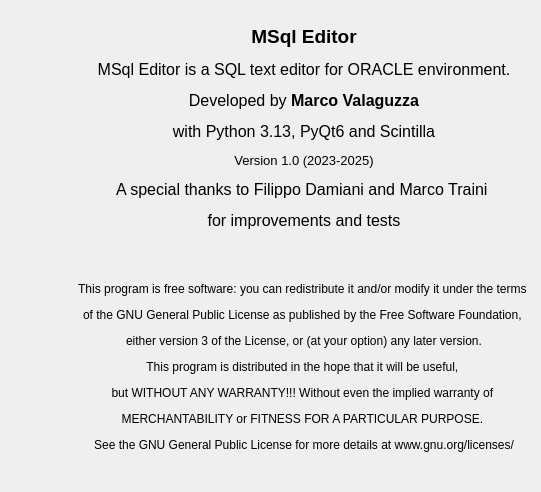
The window that source/qtdesigner/program_info_ui.ui (MValaguz/MSql) describes before a commit, drawn with Qt 5.
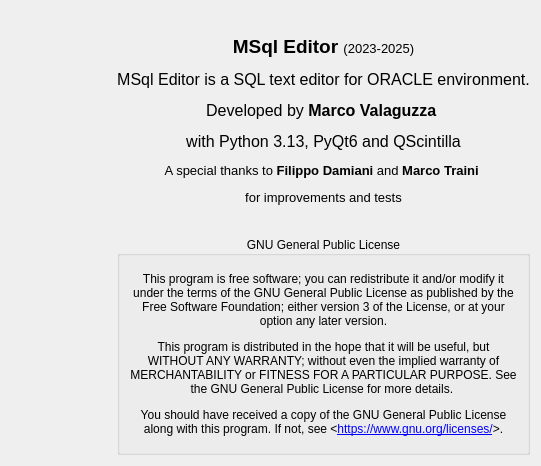
The same window after the commit. Icons and pictures are not drawn.

```diff
--- a/source/qtdesigner/program_info_ui.ui
+++ b/source/qtdesigner/program_info_ui.ui
@@ -7,7 +7,7 @@
     <x>0</x>
     <y>0</y>
     <width>541</width>
-    <height>492</height>
+    <height>466</height>
    </rect>
   </property>
   <property name="windowTitle">
@@ -17,27 +17,62 @@
    <iconset resource="resource.qrc">
     <normaloff>:/icons/icons/MSql.ico</normaloff>:/icons/icons/MSql.ico</iconset>
   </property>
-  <layout class="QGridLayout" name="gridLayout_2">
+  <layout class="QGridLayout" name="gridLayout_3">
    <item row="0" column="0">
     <layout class="QGridLayout" name="gridLayout">
      <item row="0" column="0">
       <widget class="QLabel" name="label">
        <property name="text">
-        <string>&lt;html&gt;&lt;head/&gt;&lt;body&gt;&lt;p align=&quot;center&quot;&gt;&lt;img src=&quot;:/icons/icons/MSql.ico&quot;/&gt;&lt;/p&gt;&lt;p align=&quot;center&quot;&gt;&lt;img src=&quot;:/icons/icons/python.gif&quot;/&gt;&lt;/p&gt;&lt;p align=&quot;center&quot;&gt;&lt;img src=&quot;:/icons/icons/qt.gif&quot;/&gt;&lt;/p&gt;&lt;p align=&quot;center&quot;&gt;&lt;img src=&quot;:/icons/icons/SciTEIco.gif&quot;/&gt;&lt;/p&gt;&lt;/body&gt;&lt;/html&gt;</string>
+        <string>&lt;html&gt;&lt;body&gt;&lt;p align=&quot;center&quot;&gt;&lt;img src=&quot;:/icons/icons/MSql.ico&quot;/&gt;&lt;/p&gt;&lt;p align=&quot;center&quot;&gt;&lt;img src=&quot;:/icons/icons/python.gif&quot;/&gt;&lt;/p&gt;&lt;p align=&quot;center&quot;&gt;&lt;img src=&quot;:/icons/icons/qt.gif&quot;/&gt;&lt;/p&gt;&lt;p align=&quot;center&quot;&gt;&lt;img src=&quot;:/icons/icons/SciTEIco.gif&quot;/&gt;&lt;/p&gt;&lt;/body&gt;&lt;/html&gt;</string>
        </property>
       </widget>
      </item>
     </layout>
    </item>
    <item row="0" column="1">
+    <layout class="QVBoxLayout" name="verticalLayout">
+     <item>
     <widget class="QLabel" name="label_2">
      <property name="text">
-      <string>&lt;html&gt;&lt;head/&gt;&lt;body&gt;&lt;p align=&quot;center&quot;&gt;&lt;span style=&quot; font-size:14pt; font-weight:600;&quot;&gt;MSql Editor&lt;/span&gt;&lt;/p&gt;&lt;p align=&quot;center&quot;&gt;&lt;span style=&quot; font-size:12pt;&quot;&gt;MSql Editor is a SQL text editor for ORACLE environment.&lt;/span&gt;&lt;/p&gt;&lt;p align=&quot;center&quot;&gt;&lt;span style=&quot; font-size:12pt;&quot;&gt;Developed by &lt;/span&gt;&lt;span style=&quot; font-size:12pt; font-weight:600;&quot;&gt;Marco Valaguzza&lt;/span&gt;&lt;/p&gt;&lt;p align=&quot;center&quot;&gt;&lt;span style=&quot; font-size:12pt;&quot;&gt;with Python 3.13, PyQt6 and Scintilla&lt;/span&gt;&lt;/p&gt;&lt;p align=&quot;center&quot;&gt;&lt;span style=&quot; font-size:10pt;&quot;&gt;Version 1.0 (2023-2025)&lt;/span&gt;&lt;/p&gt;&lt;p align=&quot;center&quot;&gt;&lt;span style=&quot; font-size:12pt;&quot;&gt;A special thanks to Filippo Damiani and Marco Traini &lt;/span&gt;&lt;/p&gt;&lt;p align=&quot;center&quot;&gt;&lt;span style=&quot; font-size:12pt;&quot;&gt;for improvements and tests&lt;/span&gt;&lt;/p&gt;&lt;p align=&quot;center&quot;&gt;&lt;br/&gt;&lt;/p&gt;&lt;p align=&quot;center&quot;&gt;This program is free software: you can redistribute it and/or modify it under the terms &lt;/p&gt;&lt;p align=&quot;center&quot;&gt;of the GNU General Public License as published by the Free Software Foundation, &lt;/p&gt;&lt;p align=&quot;center&quot;&gt;either version 3 of the License, or (at your option) any later version.&lt;/p&gt;&lt;p align=&quot;center&quot;&gt;This program is distributed in the hope that it will be useful, &lt;/p&gt;&lt;p align=&quot;center&quot;&gt;but WITHOUT ANY WARRANTY!!! Without even the implied warranty of &lt;/p&gt;&lt;p align=&quot;center&quot;&gt;MERCHANTABILITY or FITNESS FOR A PARTICULAR PURPOSE. &lt;/p&gt;&lt;p align=&quot;center&quot;&gt;See the GNU General Public License for more details at www.gnu.org/licenses/&lt;br/&gt;&lt;/p&gt;&lt;/body&gt;&lt;/html&gt;</string>
+        <string>&lt;html&gt;&lt;head/&gt;&lt;body&gt;&lt;p align=&quot;center&quot;&gt;&lt;span style=&quot; font-size:14pt; font-weight:600;&quot;&gt;MSql Editor &lt;/span&gt;&lt;span style=&quot; font-size:10pt;&quot;&gt;(2023-2025)&lt;/span&gt;&lt;/p&gt;&lt;p align=&quot;center&quot;&gt;&lt;span style=&quot; font-size:12pt;&quot;&gt;MSql Editor is a SQL text editor for ORACLE environment.&lt;/span&gt;&lt;/p&gt;&lt;p align=&quot;center&quot;&gt;&lt;span style=&quot; font-size:12pt;&quot;&gt;Developed by &lt;/span&gt;&lt;span style=&quot; font-size:12pt; font-weight:600;&quot;&gt;Marco Valaguzza &lt;/span&gt;&lt;/p&gt;&lt;p align=&quot;center&quot;&gt;&lt;span style=&quot; font-size:12pt;&quot;&gt;with Python 3.13, PyQt6 and QScintilla&lt;/span&gt;&lt;/p&gt;&lt;p align=&quot;center&quot;&gt;&lt;span style=&quot; font-size:10pt;&quot;&gt;A special thanks to &lt;/span&gt;&lt;span style=&quot; font-size:10pt; font-weight:600;&quot;&gt;Filippo Damiani&lt;/span&gt;&lt;span style=&quot; font-size:10pt;&quot;&gt; and &lt;/span&gt;&lt;span style=&quot; font-size:10pt; font-weight:600;&quot;&gt;Marco Traini &lt;/span&gt;&lt;/p&gt;&lt;p align=&quot;center&quot;&gt;&lt;span style=&quot; font-size:10pt;&quot;&gt;for improvements and tests&lt;/span&gt;&lt;/p&gt;&lt;/body&gt;&lt;/html&gt;</string>
      </property>
      <property name="alignment">
       <set>Qt::AlignLeading|Qt::AlignLeft|Qt::AlignVCenter</set>
      </property>
     </widget>
+     </item>
+     <item>
+      <widget class="QGroupBox" name="groupBox">
+       <property name="title">
+        <string>GNU General Public License</string>
+       </property>
+       <property name="alignment">
+        <set>Qt::AlignCenter</set>
+       </property>
+       <layout class="QGridLayout" name="gridLayout_2">
+        <item row="0" column="0">
+         <widget class="QLabel" name="label_3">
+          <property name="text">
+           <string>&lt;html&gt;&lt;head/&gt;&lt;body&gt;&lt;p align=&quot;center&quot;&gt;This program is free software; you can redistribute it and/or modify it under the terms of the GNU General Public License as published by the Free Software Foundation; either version 3 of the License, or at your option any later version.&lt;/p&gt;&lt;p align=&quot;center&quot;&gt;This program is distributed in the hope that it will be useful, but WITHOUT ANY WARRANTY; without even the implied warranty of MERCHANTABILITY or FITNESS FOR A PARTICULAR PURPOSE. See the GNU General Public License for more details. &lt;/p&gt;&lt;p align=&quot;center&quot;&gt;You should have received a copy of the GNU General Public License along with this program. If not, see &amp;lt;&lt;a href=&quot;https://www.gnu.org/licenses/&quot;&gt;&lt;span style=&quot; text-decoration: underline; color:#0000ff;&quot;&gt;https://www.gnu.org/licenses/&lt;/span&gt;&lt;/a&gt;&amp;gt;.&lt;/p&gt;&lt;/body&gt;&lt;/html&gt;</string>
+          </property>
+          <property name="textFormat">
+           <enum>Qt::AutoText</enum>
+          </property>
+          <property name="alignment">
+           <set>Qt::AlignCenter</set>
+          </property>
+          <property name="wordWrap">
+           <bool>true</bool>
+          </property>
+          <property name="openExternalLinks">
+           <bool>true</bool>
+          </property>
+         </widget>
+        </item>
+       </layout>
+      </widget>
+     </item>
+    </layout>
    </item>
   </layout>
  </widget>
```
Lines whose indentation alone changed are shown as unchanged.
